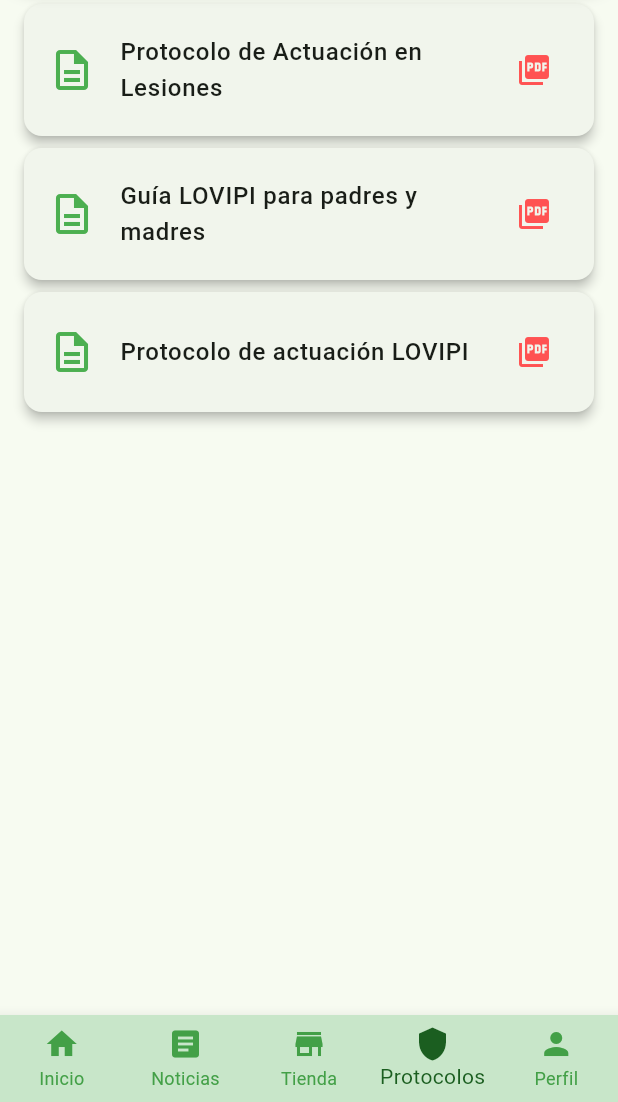
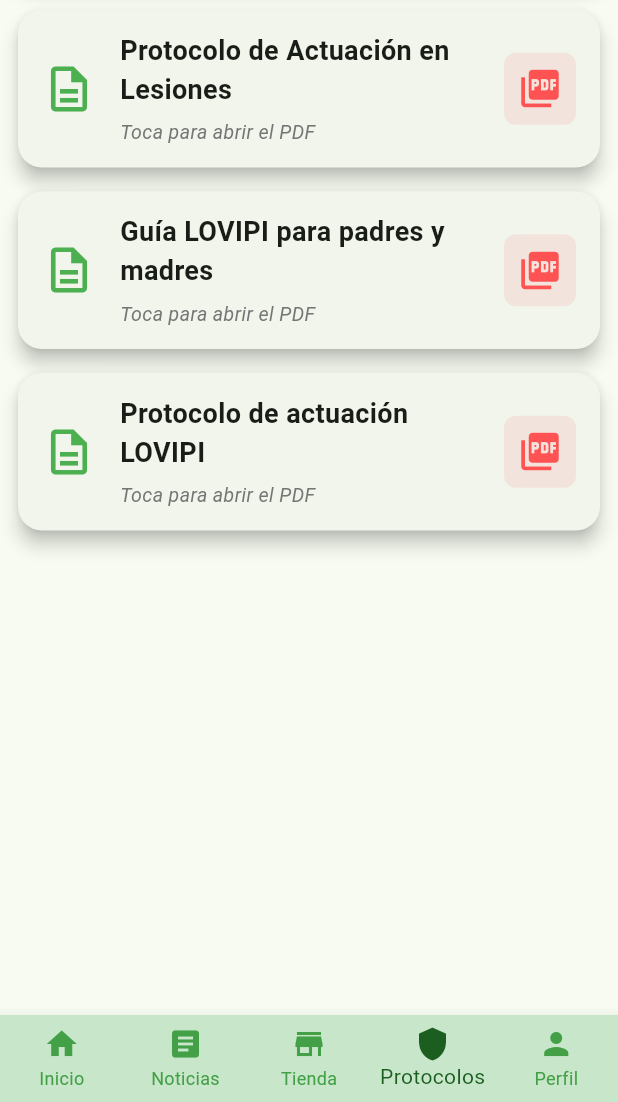
Before and after one commit to MarioMM5/Proyecto-CDE-AMISTAD, a Flutter app: the screen it shows after launch, item 4 of the bottom bar chosen, on a phone screen of 412 x 824 dp, the part 134-1236 px from its top. Run offline on Flutter 3.47's test engine with Material 3 defaults, Android fonts, the phone set to English and light mode, and no system bars; our stand-ins replace permission_handler, shared_preferences, supabase_flutter, table_calendar; missing offline and left inert: add_2_calendar; accounts and stored records are empty; network calls fail.

Commit message:
Mejorada la manera de acceder a los pdf en la pagina de protocolos

```diff
--- a/cde_amistad/lib/pages/protocolosPage.dart
+++ b/cde_amistad/lib/pages/protocolosPage.dart
@@ -106,19 +106,56 @@ class _ProtocolosPageState extends State<ProtocolosPage> {
           itemBuilder: (context, index) {
             final protocolo = _protocolos[index];
             return Card(
-              elevation: 3,
-              shape: RoundedRectangleBorder(borderRadius: BorderRadius.circular(12)),
-              child: ListTile(
-                contentPadding: const EdgeInsets.symmetric(horizontal: 16, vertical: 12),
-                leading: const Icon(Icons.description_outlined, size: 32, color: Colors.green),
-                title: Text(
-                  protocolo['titulo']!,
-                  style: const TextStyle(fontSize: 16, fontWeight: FontWeight.w500),
-                ),
-                trailing: IconButton(
-                  icon: const Icon(Icons.picture_as_pdf, color: Colors.redAccent),
-                  onPressed: () => _abrirPdf(protocolo['url']!),
-                  tooltip: 'Abrir PDF',
+              elevation: 5,
+              shape: RoundedRectangleBorder(borderRadius: BorderRadius.circular(16)),
+              margin: const EdgeInsets.symmetric(vertical: 8),
+              child: InkWell(
+                borderRadius: BorderRadius.circular(16),
+                onTap: () => _abrirPdf(protocolo['url']!),
+                child: Padding(
+                  padding: const EdgeInsets.symmetric(horizontal: 16, vertical: 14),
+                  child: Row(
+                    children: [
+                      const Icon(Icons.description_outlined, size: 36, color: Colors.green),
+                      const SizedBox(width: 16),
+                      Expanded(
+                        child: Column(
+                          crossAxisAlignment: CrossAxisAlignment.start,
+                          children: [
+                            Text(
+                              protocolo['titulo']!,
+                              style: const TextStyle(
+                                fontSize: 18,
+                                fontWeight: FontWeight.w600,
+                              ),
+                            ),
+                            const SizedBox(height: 6),
+                            Text(
+                              'Toca para abrir el PDF',
+                              style: TextStyle(
+                                fontSize: 13,
+                                color: Colors.grey[600],
+                                fontStyle: FontStyle.italic,
+                              ),
+                            ),
+                          ],
+                        ),
+                      ),
+                      const SizedBox(width: 8),
+                      Container(
+                        decoration: BoxDecoration(
+                          color: Colors.redAccent.withOpacity(0.1),
+                          borderRadius: BorderRadius.circular(8),
+                        ),
+                        child: IconButton(
+                          icon: const Icon(Icons.picture_as_pdf, color: Colors.redAccent, size: 30),
+                          onPressed: () => _abrirPdf(protocolo['url']!),
+                          tooltip: 'Abrir PDF',
+                          splashRadius: 28,
+                        ),
+                      ),
+                    ],
+                  ),
                 ),
               ),
             );
```
Also changed, not shown: 1 other file.
